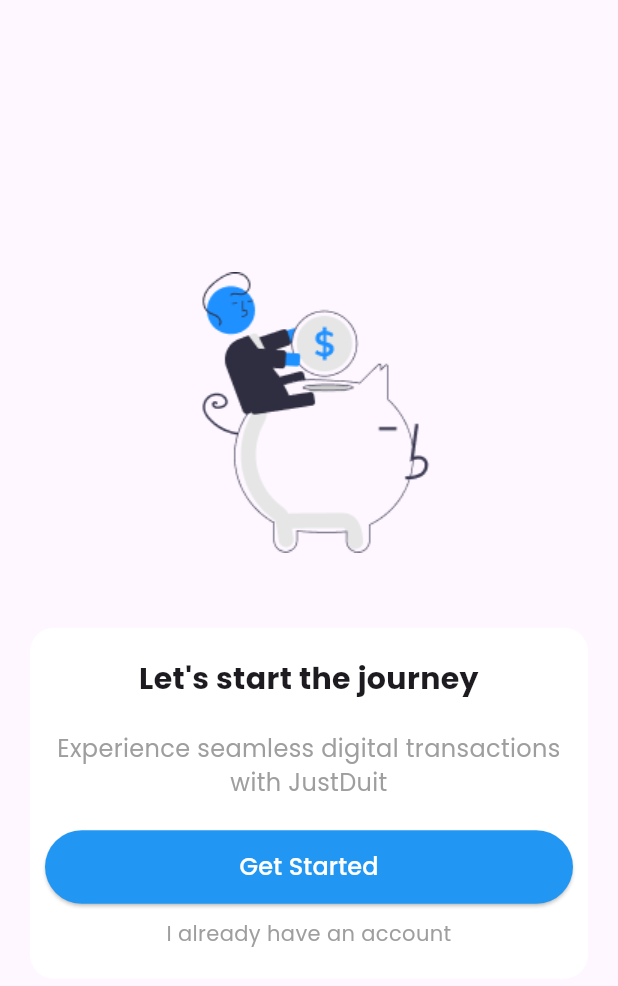
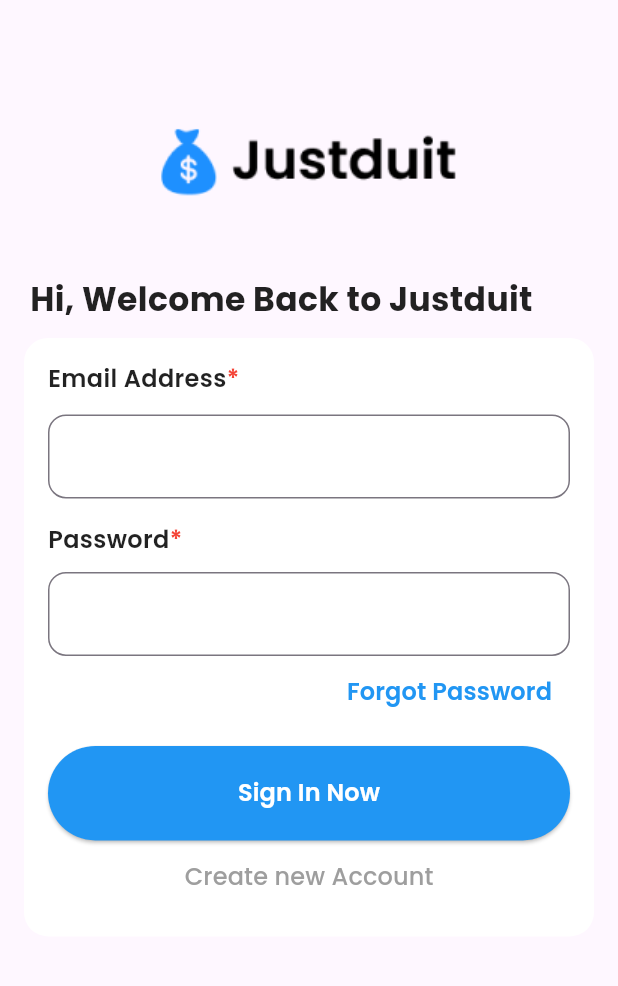
Before and after one commit to Acron3/1917051055-advanced-mobile, a Flutter app: the screen it shows after launch, on a phone screen of 412 x 824 dp. Shown: the top 986 px of the screen. Run offline on Flutter 3.47's test engine with Material 2 defaults, Android fonts, the phone set to English and light mode, and no system bars; our stand-ins replace google_fonts.

Commit message:
tugas 4 - kurang scrolling view

```diff
--- a/lib/main.dart
+++ b/lib/main.dart
@@ -1,5 +1,7 @@
 import 'package:flutter/material.dart';
+import 'package:google_fonts/google_fonts.dart';
 import 'package:justduit/screen/onboarding_screen.dart';
+import 'package:justduit/screen/signin_screen.dart';
 
 void main() {
   runApp(const MyApp());
@@ -14,26 +16,12 @@ class MyApp extends StatelessWidget {
     return MaterialApp(
       title: 'Flutter Demo',
       theme: ThemeData(
-        // This is the theme of your application.
-        //
-        // TRY THIS: Try running your application with "flutter run". You'll see
-        // the application has a blue toolbar. Then, without quitting the app,
-        // try changing the seedColor in the colorScheme below to Colors.green
-        // and then invoke "hot reload" (save your changes or press the "hot
-        // reload" button in a Flutter-supported IDE, or press "r" if you used
-        // the command line to start the app).
-        //
-        // Notice that the counter didn't reset back to zero; the application
-        // state is not lost during the reload. To reset the state, use hot
-        // restart instead.
-        //
-        // This works for code too, not just values: Most code changes can be
-        // tested with just a hot reload.
         colorScheme: ColorScheme.fromSeed(seedColor: Colors.deepPurple),
         useMaterial3: true,
+        textTheme: GoogleFonts.poppinsTextTheme(),
       ),
       debugShowCheckedModeBanner: false,
-      home: const OnboardingScreen(),
+      home: const SignInScreen(),
     );
   }
 }
--- /dev/null
+++ b/lib/screen/signin_screen.dart
@@ -0,0 +1,196 @@
+// ignore_for_file: prefer_const_constructors
+
+import 'package:flutter/material.dart';
+import 'package:google_fonts/google_fonts.dart';
+import 'package:justduit/screen/signup_screen.dart';
+
+class SignInScreen extends StatefulWidget {
+  const SignInScreen({super.key});
+
+  @override
+  State<SignInScreen> createState() => _SignInScreenState();
+}
+
+class _SignInScreenState extends State<SignInScreen> {
+  TextEditingController emailController = TextEditingController();
+  TextEditingController passController = TextEditingController();
+
+  bool isEmailValid = true;
+  bool isPassValid = true;
+
+  @override
+  Widget build(BuildContext context) {
+    return Scaffold(
+      body: SafeArea(
+          child: Column(
+        mainAxisAlignment: MainAxisAlignment.start,
+        children: [
+          Padding(
+            padding: const EdgeInsets.only(top: 80),
+            child: Image.asset(
+              'assets/images/logo.png',
+              width: 200,
+            ),
+          ),
+          SizedBox(
+            height: 50,
+          ),
+          Padding(
+            padding: const EdgeInsets.only(left: 20),
+            child: Row(
+              mainAxisAlignment: MainAxisAlignment.start,
+              children: [
+                Text(
+                  "Hi, Welcome Back to Justduit",
+                  style: GoogleFonts.poppins(
+                    fontSize: 22,
+                    fontWeight: FontWeight.w700,
+                  ),
+                ),
+              ],
+            ),
+          ),
+          SizedBox(
+            height: 10,
+          ),
+          Container(
+            margin: EdgeInsets.symmetric(horizontal: 16),
+            padding: EdgeInsets.all(16),
+            decoration: BoxDecoration(
+                color: Colors.white, borderRadius: BorderRadius.circular(16)),
+            child: Column(
+              mainAxisAlignment: MainAxisAlignment.start,
+              children: [
+                Row(
+                  children: [
+                    Text(
+                      "Email Address",
+                      style: GoogleFonts.poppins(
+                        fontSize: 16,
+                        fontWeight: FontWeight.w600,
+                      ),
+                    ),
+                    Text(
+                      "*",
+                      style: GoogleFonts.poppins(
+                        fontSize: 16,
+                        color: Colors.red,
+                        fontWeight: FontWeight.w600,
+                      ),
+                    )
+                  ],
+                ),
+                SizedBox(
+                  height: 12,
+                ),
+                TextField(
+                  controller: emailController,
+                  decoration: InputDecoration(
+                      border: OutlineInputBorder(
+                          borderRadius: BorderRadius.circular(12)),
+                      errorText: isEmailValid ? null : "Email Tidak Valid"),
+                ),
+                SizedBox(
+                  height: 16,
+                ),
+                Row(
+                  children: [
+                    Text(
+                      "Password",
+                      style: GoogleFonts.poppins(
+                        fontSize: 16,
+                        fontWeight: FontWeight.w600,
+                      ),
+                    ),
+                    Text(
+                      "*",
+                      style: GoogleFonts.poppins(
+                          fontSize: 16,
+                          color: Colors.red,
+                          fontWeight: FontWeight.w600),
+                    )
+                  ],
+                ),
+                SizedBox(
+                  height: 10,
+                ),
+                TextField(
+                  controller: passController,
+                  obscureText: true,
+                  decoration: InputDecoration(
+                      border: OutlineInputBorder(
+                          borderRadius: BorderRadius.circular(12)),
+                      errorText: isPassValid ? null : "Password Tidak Valid"),
+                ),
+                Row(
+                  mainAxisAlignment: MainAxisAlignment.end,
+                  children: [
+                    TextButton(
+                      onPressed: () {},
+                      child: Text(
+                        "Forgot Password",
+                        style: GoogleFonts.poppins(
+                            color: Colors.blue,
+                            fontSize: 16,
+                            fontWeight: FontWeight.w600),
+                      ),
+                    ),
+                  ],
+                ),
+                SizedBox(
+                  height: 12,
+                ),
+                SizedBox(
+                  width: double.infinity,
+                  child: Column(
+                    children: [
+                      SizedBox(
+                        width: double.infinity,
+                        child: ElevatedButton(
+                          style: ElevatedButton.styleFrom(
+                              backgroundColor: Colors.blue),
+                          onPressed: () {
+                            setState(() {
+                              isEmailValid =
+                                  emailController.text.contains('@') &&
+                                      emailController.text.isNotEmpty;
+                              isPassValid = passController.text.isNotEmpty;
+                            });
+                          },
+                          child: Padding(
+                            padding: const EdgeInsets.all(20),
+                            child: Text(
+                              "Sign In Now",
+                              style: GoogleFonts.poppins(
+                                  fontSize: 16,
+                                  fontWeight: FontWeight.w600,
+                                  color: Colors.white),
+                            ),
+                          ),
+                        ),
+                      ),
+                      TextButton(
+                          onPressed: () {
+                            Navigator.push(
+                                context,
+                                MaterialPageRoute(
+                                    builder: ((context) =>
+                                        SignUpScreen(context))));
+                          },
+                          child: Text("Create new Account",
+                              style: GoogleFonts.poppins(
+                                color: Colors.grey,
+                                fontSize: 16,
+                                fontWeight: FontWeight.w500,
+                              )))
+                    ],
+                  ),
+                ),
+              ],
+            ),
+          )
+        ],
+      )),
+    );
+  }
+}
```
Also changed, not shown: lib/screen/signup_screen.dart (added, +261 -0 lines), assets/images/logo.png (added).
